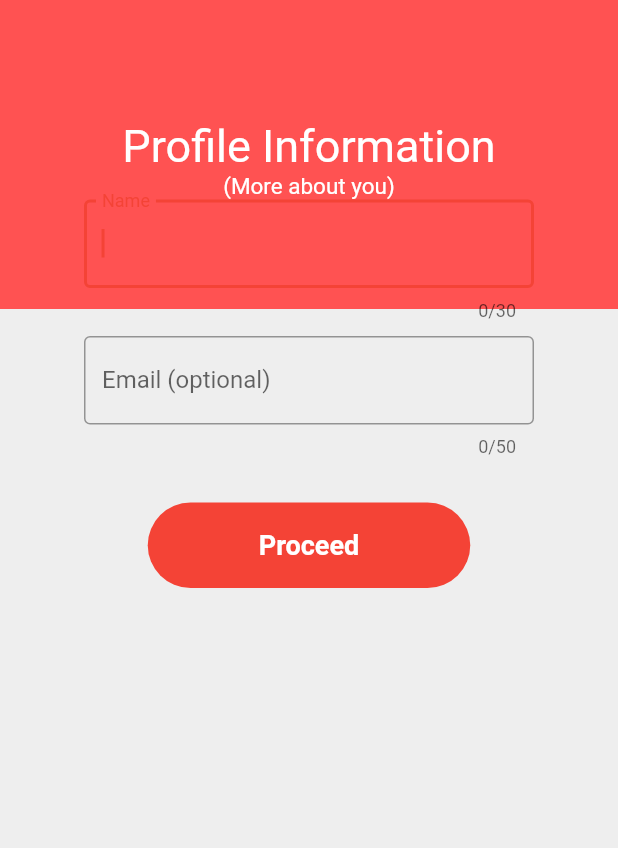
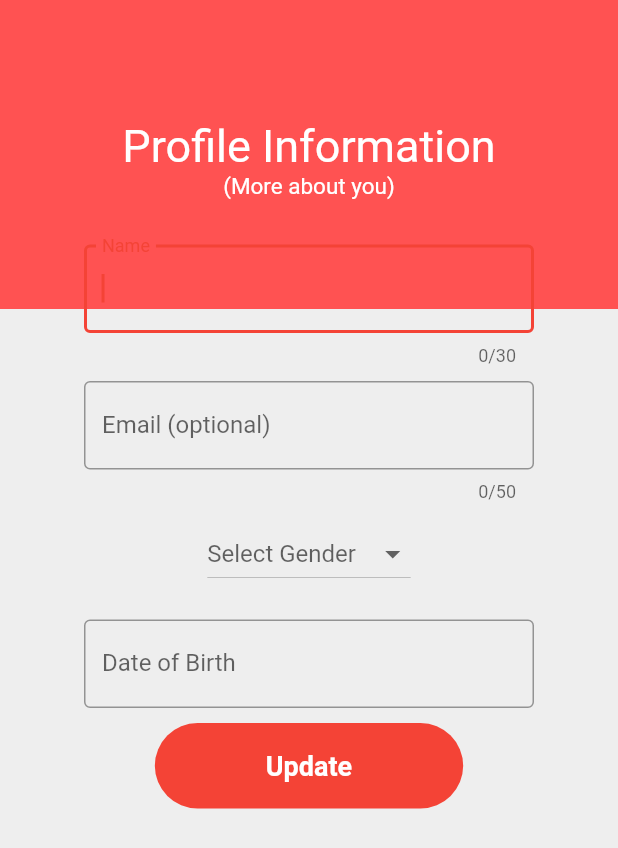
Before and after one commit to chennaitricolor/CEP-Main, a Flutter app: the UserForm screen opened by its route, on a phone screen of 412 x 824 dp. Shown: the top 848 px of the screen. Run offline on Flutter 3.47's test engine with Material 2 defaults, Android fonts, the phone set to English and light mode, and no system bars; our stand-ins replace cloud_firestore, firebase_auth, pin_code_text_field, shared_preferences; accounts and stored records are empty; network calls fail; Roboto replaces fonts that are missing (Raleway).

Commit message:
Revamp 2

```diff
--- a/lib/model/user.dart
+++ b/lib/model/user.dart
@@ -1,41 +1,88 @@
 import 'package:cloud_firestore/cloud_firestore.dart';
+
+enum Gender {
+  MALE,
+  FEMALE,
+  TRANSGENDER
+}
+
+enum Persona {
+  ADMIN,
+  USER
+}
 
 class User {
 
-  String id;
-  String name;
-  String phonenumber;
-  String email;
-  String ward;
-  String zone;
+  String userId;
+  String userName;
+  String userPhoneNumber;
+  String userEmail;
+  String userWard;
+  String userZone;
+  String userGeo;
+  String userLangPref;
+  DateTime userDob;
+  String userGender;
+  String userPersona;
+  DateTime userCreatedOn = DateTime.now();
+  DateTime userUpdatedOn;
+  String userAadharId;
+  String userPanId;
 
-  User(this.phonenumber);
+  User(this.userPhoneNumber, this.userId, this.userPersona);
 
   User.fromSnapShot(DocumentSnapshot snapshot){
-    this.id = snapshot['id'];
-    this.phonenumber = snapshot['phonenumber'];
-    this.name = snapshot['name'];
-    this.email = snapshot['email'];
-    this.ward = snapshot['ward'];
-    this.zone = snapshot['zone'];
+    this.userId = snapshot['user_id'];
+    this.userName = snapshot['user_name'];
+    this.userPhoneNumber = snapshot['user_phone_number'];
+    this.userEmail = snapshot['user_email'];
+    this.userWard = snapshot['user_ward'];
+    this.userZone = snapshot['user_zone'];
+    this.userGeo = snapshot['user_geo'];
+    this.userLangPref = snapshot['user_lang_pref'];
+    this.userDob = snapshot['user_dob'];
+    this.userGender = snapshot['user_gender'];
+    this.userPersona = snapshot['user_persona'];
+    this.userCreatedOn = snapshot['user_created_on'];
+    this.userUpdatedOn = snapshot['user_updated_on'];
+    this.userAadharId = snapshot['user_aadhar_id'];
+    this.userPanId = snapshot['user_pan_id'];
   }
 
   User.fromJson(Map<String, dynamic> json){
-    this.id = json['id'];
-    this.phonenumber = json['phonenumber'];
-    this.name = json['name'];
-    this.email = json['email'];
-    this.ward = json['ward'];
-    this.zone = json['zone'];
+    this.userId = json['user_id'];
+    this.userName = json['user_name'];
+    this.userPhoneNumber = json['user_phone_number'];
+    this.userEmail = json['user_email'];
+    this.userWard = json['user_ward'];
+    this.userZone = json['user_zone'];
+    this.userGeo = json['user_geo'];
+    this.userLangPref = json['user_lang_pref'];
+    this.userDob = json['user_dob'];
+    this.userGender = json['user_gender'];
+    this.userPersona = json['user_persona'];
+    this.userCreatedOn = json['user_created_on'];
+    this.userUpdatedOn = json['user_updated_on'];
+    this.userAadharId = json['user_aadhar_id'];
+    this.userPanId = json['user_pan_id'];
   }
 
   Map<String, dynamic> toJson() =>
   {
-    'id': this.id,
-    'phonenumber': this.phonenumber,
-    'name': this.name,
-    'email': this.email,
-    'ward': this.ward,
-    'zone': this.zone,
+    'user_id': this.userId,
+    'user_name': this.userName,
+    'user_phone_number': this.userPhoneNumber,
+    'user_email': this.userEmail,
+    'user_ward': this.userWard,
+    'user_zone': this.userZone,
+    'user_geo': this.userGeo,
+    'user_lang_pref': this.userLangPref,
+    'user_dob': this.userDob,
+    'user_gender': this.userGender,
+    'user_persona': this.userPersona,
+    'user_created_on': this.userCreatedOn,
+    'user_updated_on': this.userUpdatedOn,
+    'user_aadhar_id': this.userAadharId,
+    'user_pan_id': this.userPanId,
   };
 }
--- a/lib/routes/appdetail/appdetail.dart
+++ b/lib/routes/appdetail/appdetail.dart
@@ -1,6 +1,6 @@
 import 'package:flutter/material.dart';
 import 'package:namma_chennai/model/apps.dart';
-import 'package:namma_chennai/model/myapps.dart';
+import 'package:namma_chennai/model/userapps.dart';
 import 'package:cloud_firestore/cloud_firestore.dart';
 
 Firestore db = Firestore.instance;
@@ -21,8 +21,8 @@ class AppDetailState extends State<AppDetailScreen> {
   AppDetailState({this.app});
 
   installApp() {
-    MyApps myApp = new MyApps(app.appId);
-    myApp.isInstalled = true;
+    UserApps myApp = new UserApps(app.appId);
+    // myApp.isInstalled = true;
     // TO DO set user id here
     collectionRef
           .document()
--- a/lib/routes/form/userform.dart
+++ b/lib/routes/form/userform.dart
@@ -1,46 +1,77 @@
 import 'package:flutter/material.dart';
 import 'package:cloud_firestore/cloud_firestore.dart';
 import 'package:namma_chennai/model/user.dart';
+import 'package:namma_chennai/utils/shared_prefs.dart';
 
+SharedPrefs _sharedPrefs = new SharedPrefs();
 Firestore db = Firestore.instance;
 CollectionReference collectionRef = db.collection('users');
 
 class UserForm extends StatefulWidget {
   final String phonenumber;
+  final String userid;
 
-  UserForm({this.phonenumber});
+  UserForm({this.phonenumber, this.userid});
 
   @override
   UserFormState createState() => UserFormState();
 }
 
 class UserFormState extends State<UserForm> {
-  DocumentSnapshot user;
-  User updatedUser;
+  User currentUser;
+  String documentId;
 
   getUser() {
     collectionRef
-        .where("phonenumber", isEqualTo: "+91" + widget.phonenumber)
+        .where("user_id", isEqualTo: widget.userid)
         .snapshots()
-        .listen((data) => data.documents.forEach((doc) => user = doc));
+        .listen((QuerySnapshot snapshot) {
+          List<DocumentSnapshot> docs = snapshot.documents;
+          for (DocumentSnapshot doc in docs) {
+            documentId = doc.documentID;
+            User user = new User.fromSnapShot(doc);
+            currentUser = user;
+          }
+        });
   }
 
   saveOrUpdateUser() {
-    if (user != null) {
+    if (documentId != null) {
       collectionRef
-          .document(user.documentID)
-          .updateData(updatedUser.toJson())
+          .document(documentId)
+          .updateData(currentUser.toJson())
           .catchError((e) {
         print(e);
       });
     } else {
-      updatedUser.id =
-          (DateTime.now().toUtc().millisecondsSinceEpoch).toString();
-      collectionRef.document().setData(updatedUser.toJson()).catchError((e) {
+      currentUser.userId = widget.userid;
+      collectionRef.document().setData(currentUser.toJson()).catchError((e) {
         print(e);
       });
     }
+    _sharedPrefs.setApplicationSavedInformation('loggedinuser', currentUser.userId);
     Navigator.pushNamed(context, "/home");
+  }
+
+  genderChange(Gender gender){
+    if(currentUser != null){
+      currentUser.userGender = gender.toString();
+    } else {
+      currentUser = new User("+91" + widget.phonenumber, widget.userid, Persona.USER.toString());
+      currentUser.userGender = gender.toString();
+    }
+  }
+
+  Future<Null> dateSelector(BuildContext context) async {
+    final DateTime picked = await showDatePicker(
+        context: context,
+        initialDate: DateTime.now(),
+        firstDate: DateTime(1900, 1),
+        lastDate: DateTime.now());
+        if (picked != null)
+        setState(() {
+          currentUser.userDob = picked;
+        });
   }
 
   @override
@@ -88,6 +119,12 @@ class UserFormState extends State<UserForm> {
                     ),
                   ],
                 )),
+            Padding(
+              padding: EdgeInsets.only(top: 30.0),
+              child: Container(
+                color: Colors.transparent,
+              ),
+            ),
             Row(
               mainAxisAlignment: MainAxisAlignment.center,
               children: <Widget>[
@@ -98,10 +135,10 @@ class UserFormState extends State<UserForm> {
                       maxLength: 30,
                       textInputAction: TextInputAction.next,
                       onChanged: (String name) {
-                        if (updatedUser == null) {
-                          updatedUser = new User("+91" + widget.phonenumber);
+                        if (currentUser == null) {
+                          currentUser = new User("+91" + widget.phonenumber, widget.userid, Persona.USER.toString());
                         }
-                        updatedUser.name = name;
+                        currentUser.userName = name;
                       },
                       decoration: InputDecoration(
                         labelText: "Name",
@@ -128,22 +165,64 @@ class UserFormState extends State<UserForm> {
                       maxLength: 50,
                       textInputAction: TextInputAction.next,
                       onChanged: (String email) {
-                        if (updatedUser == null) {
-                          updatedUser = new User("+91" + widget.phonenumber);
+                        if (currentUser == null) {
+                          currentUser = new User("+91" + widget.phonenumber, widget.userid, Persona.USER.toString());
                         }
-                        updatedUser.email = email;
+                        currentUser.userEmail = email;
                       },
                       decoration: InputDecoration(
                         labelText: "Email (optional)",
                         border: OutlineInputBorder(
                             borderSide: BorderSide(color: Colors.teal)),
-                      ),
-                      autofocus: true),
+                      )
+                  ),
                 ),
               ],
             ),
             Padding(
-              padding: EdgeInsets.only(top: 30.0),
+              padding: EdgeInsets.only(top: 10.0),
+              child: Container(
+                color: Colors.transparent,
+              ),
+            ),
+            DropdownButton<Gender>(
+              hint: Text("Select Gender"),
+              items: <Gender>[Gender.MALE, Gender.FEMALE, Gender.TRANSGENDER].map((Gender value) {
+                return DropdownMenuItem<Gender>(
+                  value: value,
+                  child: Text(value.toString().substring(7)),
+                );
+              }).toList(),
+              onChanged: (Gender value) {
+                if (currentUser == null) {
+                  currentUser = new User("+91" + widget.phonenumber, widget.userid, Persona.USER.toString());
+                }
+                currentUser.userGender = value.toString();
+              },
+            ),
+            Padding(
+              padding: EdgeInsets.only(top: 20.0),
+              child: Container(
+                color: Colors.transparent,
+              ),
+            ),
+            Container(
+                  width: 300.0,
+                  child: GestureDetector(
+                          onTap:() => dateSelector(context),
+                          child:AbsorbPointer(
+                            child: TextField(
+                                decoration: InputDecoration(
+                                  labelText: "Date of Birth",
+                                  border: OutlineInputBorder(
+                                      borderSide: BorderSide(color: Colors.teal)),
+                                )
+                            ),
+                          )
+                        ),
+            ),
+            Padding(
+              padding: EdgeInsets.only(top: 10.0),
               child: Container(
                 color: Colors.transparent,
               ),
@@ -151,8 +230,7 @@ class UserFormState extends State<UserForm> {
             FlatButton(
               color: Colors.red,
               onPressed: () {
-                // saveOrUpdateUser();
-                 Navigator.pushNamed(context, "/home");
+                saveOrUpdateUser();
               },
               shape: RoundedRectangleBorder(
                   borderRadius: BorderRadius.circular(30.0)),
@@ -160,7 +238,7 @@ class UserFormState extends State<UserForm> {
                 padding: const EdgeInsets.symmetric(
                     vertical: 18.0, horizontal: 58.0),
                 child: Text(
-                  'Proceed',
+                  'Update',
                   style: TextStyle(
                       color: Colors.white,
                       fontSize: 18.0,
```
Also changed, not shown: lib/model/myapps.dart (deleted, +0 -29 lines), lib/model/userapps.dart (added, +34 -0 lines), lib/routes/auth/auth.dart (+28 -2 lines).
